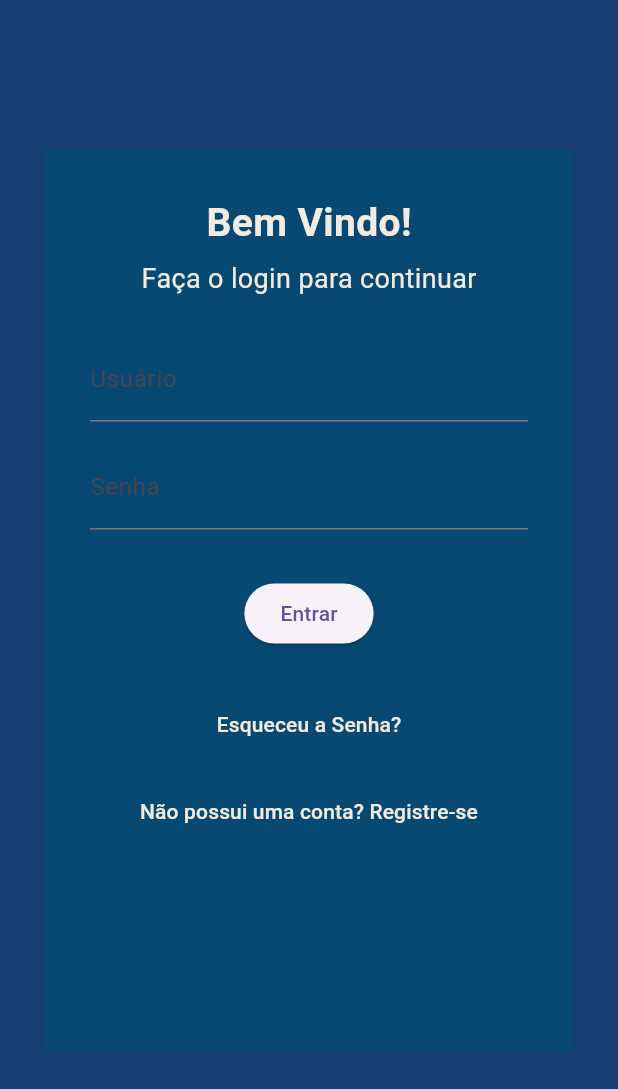
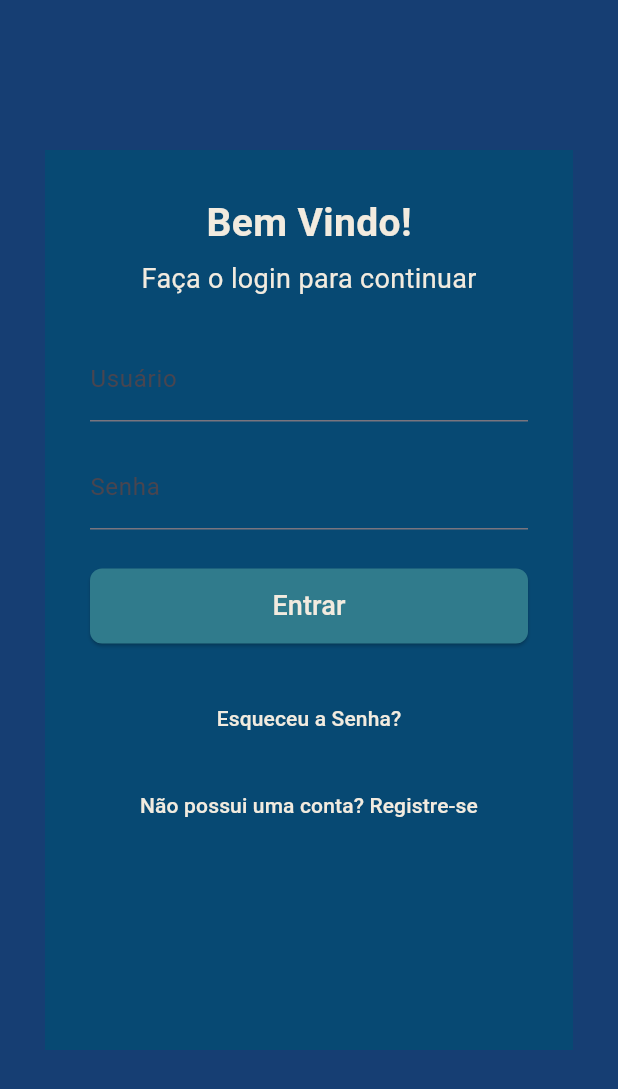
Before and after one commit to PedroBorgonhone/mobile_crypto, a Flutter app: the screen it shows after launch, on a phone screen of 412 x 824 dp. Shown: the top 1089 px of the screen. Run offline on Flutter 3.47's test engine with Material 3 defaults, Android fonts, the phone set to English and light mode, and no system bars; Roboto replaces fonts that are missing (Poppins).

Commit message:
feat: Estilizado botão de Entrar

```diff
--- a/lib/pages/tela_login.dart
+++ b/lib/pages/tela_login.dart
@@ -38,7 +38,7 @@ class TelaLogin extends StatelessWidget {
               ),
             ),
 
-            //Campos de Usuário
+            // Campos de Usuário
 
             SizedBox(height: 26),
             TextField(
@@ -56,19 +56,38 @@ class TelaLogin extends StatelessWidget {
                 labelText: 'Senha',
               ),
             ),
-            SizedBox(height: 32.0),
-            ElevatedButton(
-              onPressed: () {
-                Navigator.pushReplacement(
-                  context,
-                  MaterialPageRoute(builder: (context) => const TelaMenu()),
+
+            // Botão de Entrar
+
+            SizedBox(height: 26),
+            SizedBox(
+              width: double.infinity,
+              height: 50,
+              child: ElevatedButton(
+                onPressed: () {
+                  Navigator.pushReplacement(
+                    context,
+                    MaterialPageRoute(builder: (context) => const TelaMenu()),
                   );
                 },
-              child: Text('Entrar'),
+                style: ElevatedButton.styleFrom(
+                  backgroundColor: Color(0xFF307B8C),
+                  shape: RoundedRectangleBorder(
+                    borderRadius: BorderRadius.circular(8),
+                  ),
+                ),
+                child: Text(
+                  'Entrar',
+                  style: TextStyle(
+                    fontSize: 18,
+                    color: Color(0xFFF2EBDF),
+                  ),
+                ),
+              ),
+            ),
 
-            //Botão de Recuperar Senha
+            // Botão de Recuperar Senha
 
-            ),
             SizedBox(height: 26),
             TextButton(
               onPressed: () {
@@ -85,7 +104,7 @@ class TelaLogin extends StatelessWidget {
                   color: Color(0xFFF2EBDF)),),
             ),
 
-            //Botão de Registro
+            // Botão de Registro
 
             SizedBox(height: 10),
             TextButton(
```
